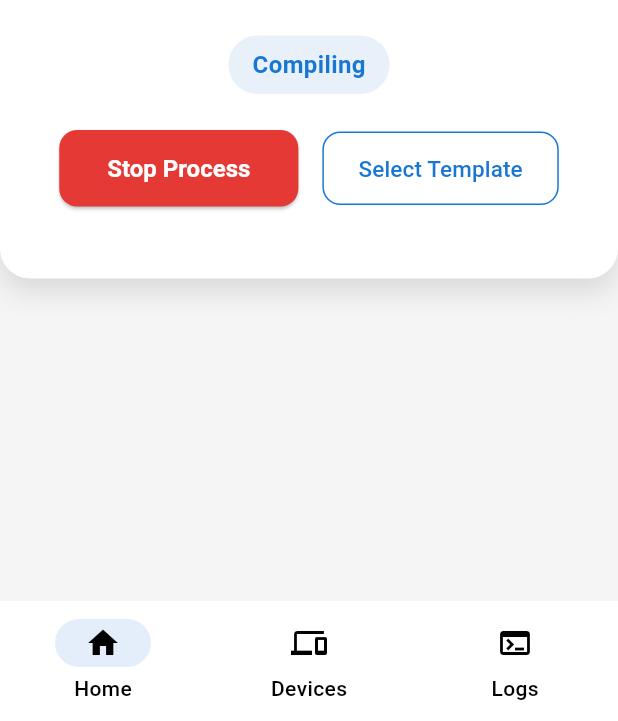
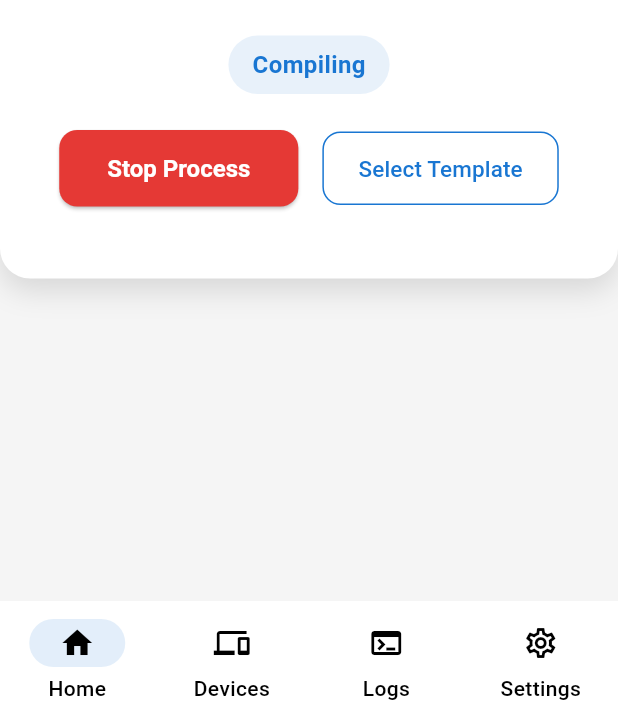
Before and after one commit to phamanhtuan-coder/esp_firmware_tool, a Flutter app: the screen it shows after launch, after a tap on "Start Process", on a phone screen of 412 x 824 dp, the part 515-1236 px from its top. Run offline on Flutter 3.47's test engine with Material 3 defaults, Android fonts, the phone set to English and light mode, and no system bars; our stand-ins replace equatable, file_picker, flutter_bloc, get_it, socket_io_client; missing offline and left inert: grpc, protobuf; network calls fail; statements that could not run were skipped.

Commit message:
feat(settings): Integrate shared_preferences for settings management
This commit introduces the `shared_preferences` package to enable local storage of application settings.

Key changes include:

- **Dependency Addition**:
    - `shared_preferences: ^2.2.2` added to `pubspec.yaml`.
    - `pubspec.lock` updated with `shared_preferences` and its transitive dependencies (`file`, `path_provider_linux`, `path_provider_platform_interface`, `path_provider_windows`, `platform`, `shared_preferences_android`, `shared_preferences_foundation`, `shared_preferences_linux`, `shared_preferences_platform_interface`, `shared_preferences_web`, `shared_preferences_windows`, `xdg_directories`).

- **Settings BLoC**:
    - `SettingsBloc` created and registered in `service_locator.dart`.

- **Routing and Navigation**:
    - `AppRoutes.settings` constant added.
    - `SettingsView` route defined in `main.dart`.
    - A 'Settings' navigation destination added to the `NavigationBar` in `HomeView`, navigating to `SettingsView`.

- **View Placeholders**:
    - `SettingsView` created as a placeholder for settings UI.

This sets up the foundation for implementing user-configurable settings within the application.
#5

```diff
--- a/lib/di/service_locator.dart
+++ b/lib/di/service_locator.dart
@@ -4,6 +4,7 @@ import 'package:esp_firmware_tool/data/repositories/socket_repository.dart';
 import 'package:esp_firmware_tool/data/services/log_service.dart';
 import 'package:esp_firmware_tool/presentation/blocs/device/device_bloc.dart';
 import 'package:esp_firmware_tool/presentation/blocs/log/log_bloc.dart';
+import 'package:esp_firmware_tool/presentation/blocs/settings/settings_bloc.dart';
 import 'package:esp_firmware_tool/utils/app_config.dart';
 
 final GetIt serviceLocator = GetIt.instance;
@@ -33,4 +34,6 @@ void setupServiceLocator() {
 
   serviceLocator.registerFactory<LogBloc>(
       () => LogBloc(logService: serviceLocator<LogService>()));
+
+  serviceLocator.registerFactory<SettingsBloc>(() => SettingsBloc());
 }
--- a/lib/main.dart
+++ b/lib/main.dart
@@ -3,7 +3,12 @@ import 'package:flutter_bloc/flutter_bloc.dart';
 import 'package:esp_firmware_tool/di/service_locator.dart';
 import 'package:esp_firmware_tool/presentation/blocs/device/device_bloc.dart';
 import 'package:esp_firmware_tool/presentation/blocs/log/log_bloc.dart';
+import 'package:esp_firmware_tool/presentation/blocs/settings/settings_bloc.dart';
 import 'package:esp_firmware_tool/presentation/views/home_view.dart';
+import 'package:esp_firmware_tool/presentation/views/device_list_view.dart';
+import 'package:esp_firmware_tool/presentation/views/log_view.dart';
+import 'package:esp_firmware_tool/presentation/views/settings_view.dart';
+import 'package:esp_firmware_tool/utils/app_routes.dart';
 import 'package:esp_firmware_tool/utils/app_theme.dart';
 
 void main() {
@@ -25,11 +30,19 @@ class MyApp extends StatelessWidget {
         BlocProvider<LogBloc>(
           create: (context) => serviceLocator<LogBloc>(),
         ),
+        BlocProvider<SettingsBloc>(
+          create: (context) => serviceLocator<SettingsBloc>(),
+        ),
       ],
       child: MaterialApp(
         title: 'ESP Firmware Tool',
         theme: AppTheme.lightTheme,
         home: const HomeView(),
+        routes: {
+          AppRoutes.deviceList: (context) => const DeviceListView(),
+          AppRoutes.logs: (context) => const LogView(deviceId: ''),
+          AppRoutes.settings: (context) => const SettingsView(),
+        },
         debugShowCheckedModeBanner: false,
       ),
     );
--- a/lib/presentation/views/home_view.dart
+++ b/lib/presentation/views/home_view.dart
@@ -10,6 +10,7 @@ import 'package:esp_firmware_tool/presentation/widgets/rounded_button.dart';
 import 'package:esp_firmware_tool/presentation/widgets/file_picker_button.dart';
 import 'package:esp_firmware_tool/presentation/views/device_list_view.dart';
 import 'package:esp_firmware_tool/presentation/views/log_view.dart';
+import 'package:esp_firmware_tool/presentation/views/settings_view.dart';
 
 class HomeView extends StatefulWidget {
   const HomeView({super.key});
@@ -25,6 +26,7 @@ class _HomeViewState extends State<HomeView> {
     const HomeContent(),
     const DeviceListView(),
     const LogView(deviceId: 'system'), // System-wide logs
+    const SettingsView(),
   ];
 
   void _onItemTapped(int index) {
@@ -55,6 +57,11 @@ class _HomeViewState extends State<HomeView> {
             icon: Icon(Icons.terminal_outlined),
             selectedIcon: Icon(Icons.terminal),
             label: 'Logs',
+          ),
+          NavigationDestination(
+            icon: Icon(Icons.settings_outlined),
+            selectedIcon: Icon(Icons.settings),
+            label: 'Settings',
           ),
         ],
       ),
--- a/lib/utils/app_routes.dart
+++ b/lib/utils/app_routes.dart
@@ -2,4 +2,5 @@ class AppRoutes {
   static const String home = '/';
   static const String deviceList = '/device-list';
   static const String logs = '/logs';
+  static const String settings = '/settings';
 }
--- a/pubspec.yaml
+++ b/pubspec.yaml
@@ -37,6 +37,7 @@ dependencies:
   flutter_bloc: ^8.1.3 # For BLoC state management
   equatable: ^2.0.5 # For value equality
   get_it: ^7.6.4 # For dependency injection
+  shared_preferences: ^2.2.2 # For storing settings locally
 
   # The following adds the Cupertino Icons font to your application.
   # Use with the CupertinoIcons class for iOS style icons.
@@ -87,7 +88,7 @@ flutter:
   #       - asset: fonts/Schyler-Italic.ttf
   #         style: italic
   #   - family: Trajan Pro
-  #     fonts:
+  #       fonts:
   #       - asset: fonts/TrajanPro.ttf
   #       - asset: fonts/TrajanPro_Bold.ttf
   #         weight: 700
```
Also changed, not shown: pubspec.lock.
